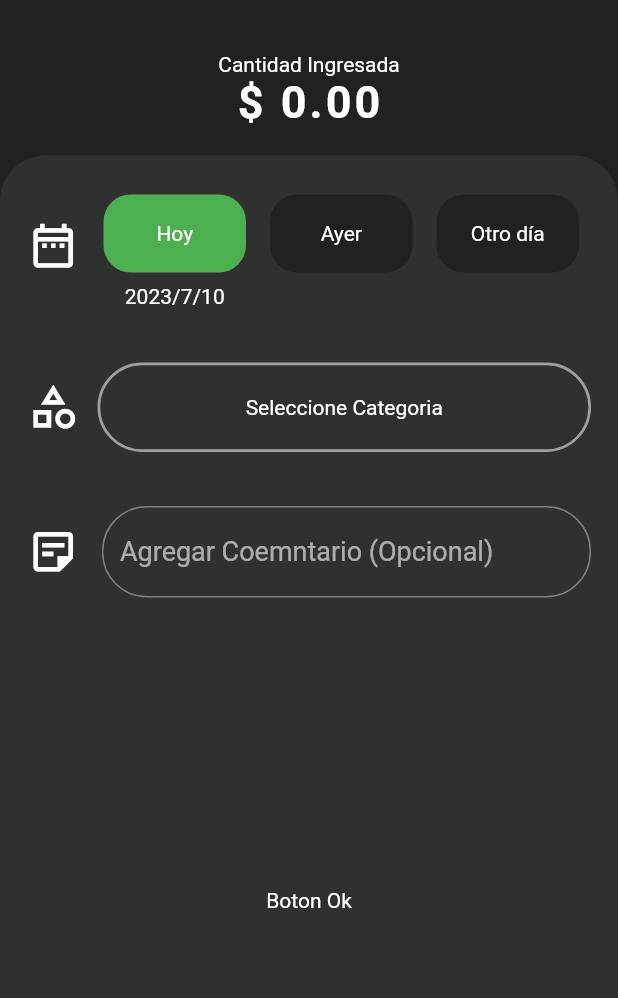
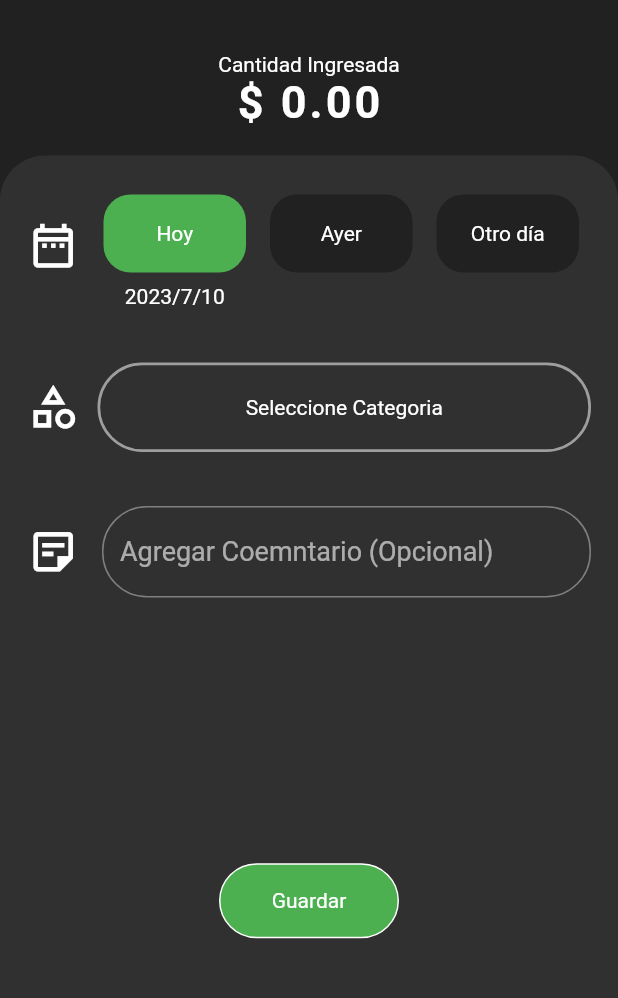
Before and after one commit to JesusZacarias/GastosAPP, a Flutter app: the AddExpenses screen opened directly, on a phone screen of 412 x 824 dp, the part 59-1057 px from its top. Run offline on Flutter 3.47's test engine with Material 2 defaults, Android fonts, the phone set to English and light mode, and no system bars; our stand-ins replace flutter_speed_dial, fluttertoast, sqflite; missing offline and left inert: flutter_material_color_picker; accounts and stored records are empty.

Commit message:
Desglose de gastos, guardar y combinar las diferetes listas de datos

```diff
--- /dev/null
+++ b/lib/models/expenses_model.dart
@@ -0,0 +1,46 @@
+
+import 'dart:convert';
+
+ExpensesModel expensesModelFromJson(String str) => ExpensesModel.fromJson(json.decode(str));
+
+String expensesModelToJson(ExpensesModel data) => json.encode(data.toJson());
+
+class ExpensesModel {
+    int? id;
+    int? link;
+    int year;
+    int month;
+    int day;
+    String comment;
+    double expenses;
+
+    ExpensesModel({
+        this.link,
+        this.id,
+        this.year = 0,
+        this.month = 0,
+        this.day = 0,
+        this.comment = "",
+        this.expenses = 0.0,
+    });
+
+    factory ExpensesModel.fromJson(Map<String, dynamic> json) => ExpensesModel(
+        id: json["id"],
+        link: json["link"],
+        year: json["year"],
+        month: json["month"],
+        day: json["day"],
+        comment: json["comment"],
+        expenses: json["expenses"]?.toDouble(),
+    );
+
+    Map<String, dynamic> toJson() => {
+        "id": id,
+        "link": link,
+        "year": year,
+        "month": month,
+        "day": day,
+        "comment": comment,
+        "expenses": expenses,
+    };
+}
--- a/lib/pages/add_expenses.dart
+++ b/lib/pages/add_expenses.dart
@@ -4,6 +4,7 @@ import 'package:exp_app/widgets/add_expenses_wt.dart/bs_category.dart';
 import 'package:exp_app/widgets/add_expenses_wt.dart/bs_num_keyboard.dart';
 import 'package:exp_app/widgets/add_expenses_wt.dart/comment_box.dart';
 import 'package:exp_app/widgets/add_expenses_wt.dart/date_picker.dart';
+import 'package:exp_app/widgets/add_expenses_wt.dart/save_button.dart';
 import 'package:flutter/material.dart';
 
 class AddExpenses extends StatelessWidget {
@@ -37,12 +38,7 @@ class AddExpenses extends StatelessWidget {
                   CommentBox(cModel: cModel),
                   Expanded(
                     child: Center(
-                      child: GestureDetector(
-                        child: const Text('Boton Ok'),
-                        onTap: () {
-                          print(cModel.amount);
-                        },
-                      ),
+                      child: SaveButton(cModel: cModel,),
                     ),
                   ),
                 ],
--- /dev/null
+++ b/lib/utils/math_operations.dart
@@ -0,0 +1,5 @@
+import 'package:intl/intl.dart';
+export 'package:exp_app/utils/math_operations.dart';
+getAmountFormat(double amount) {
+  return NumberFormat.simpleCurrency().format(amount);
+}
--- a/lib/widgets/add_expenses_wt.dart/bs_category.dart
+++ b/lib/widgets/add_expenses_wt.dart/bs_category.dart
@@ -88,8 +88,9 @@ class _BSCategoryState extends State<BSCategory> {
   }
 
   _categorySelected(List<FeaturesModel> fList) {
-    void _itemSelected(String category, String color, String icon) {
+    void _itemSelected(String category, String color, String icon, int link) {
       setState(() {
+        widget.cModel.link = link;
         widget.cModel.category = category;
         widget.cModel.color = color;
         widget.cModel.icon = icon;
@@ -123,6 +124,7 @@ class _BSCategoryState extends State<BSCategory> {
                 item.category,
                 item.color,
                 item.icon,
+                item.id!,
               );
             },
           );
--- /dev/null
+++ b/lib/widgets/add_expenses_wt.dart/save_button.dart
@@ -0,0 +1,44 @@
+import 'package:exp_app/models/combined_model.dart';
+import 'package:exp_app/providers/expenses_provider.dart';
+import 'package:exp_app/utils/constants.dart';
+import 'package:flutter/material.dart';
+import 'package:fluttertoast/fluttertoast.dart';
+import 'package:provider/provider.dart';
+
+class SaveButton extends StatelessWidget {
+  final CombinedModel cModel;
+  const SaveButton({super.key, required this.cModel});
+
+  @override
+  Widget build(BuildContext context) {
+    final exProvider = context.read<ExpensesProvider>();
+
+    return GestureDetector(
+      onTap: () {
+        if (cModel.amount != 0.00 && cModel.link != null) {
+          exProvider.addNewExpense(cModel);
+          Fluttertoast.showToast(
+            msg: 'Se Gasto Correctamente',
+            backgroundColor: Colors.green,
+          );
+          Navigator.pop(context);
+        } else if (cModel.amount == 0.00) {
+          Fluttertoast.showToast(
+            msg: 'Agrega un Gasto',
+            backgroundColor: Colors.red,
+          );
+        } else {
+          Fluttertoast.showToast(
+            msg: 'Selecciona una categoria',
+            backgroundColor: Colors.red,
+          );
+        }
+      },
+      child: SizedBox(
+        height: 70.0,
+        width: 140.0,
+        child: Constants.customButtom(Colors.green, Colors.white, 'Guardar'),
+      ),
+    );
+  }
+}
```
Also changed, not shown: lib/pages/expenses_details.dart (added, +166 -0 lines), lib/pages/home_page.dart (+3 -4 lines), lib/providers/db_expenses.dart (added, +74 -0 lines), lib/providers/expenses_provider.dart (+77 -2 lines), lib/widgets/balance_page_wt/back_sheet.dart (+19 -1 lines), pubspec.yaml (line endings or trailing spaces), 8 other files.
